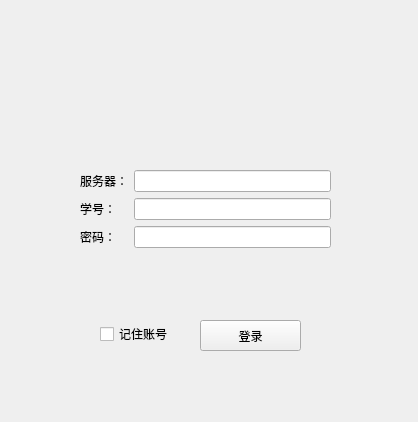
Old version of the form login.ui in the repository ZengKeKe1/ClassInfoCenter.
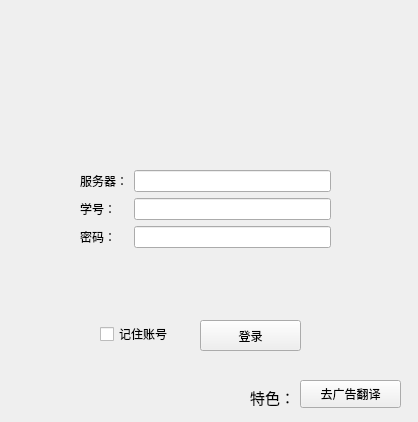
New version of the form. Icons and pictures are not drawn.

Commit message:
翻译功能补充
该修改来自曾育林

```diff
--- a/login.ui
+++ b/login.ui
@@ -116,6 +116,32 @@
     <string>记住账号</string>
    </property>
   </widget>
+  <widget class="QPushButton" name="pushButton">
+   <property name="geometry">
+    <rect>
+     <x>300</x>
+     <y>380</y>
+     <width>101</width>
+     <height>28</height>
+    </rect>
+   </property>
+   <property name="text">
+    <string>去广告翻译</string>
+   </property>
+  </widget>
+  <widget class="QLabel" name="label">
+   <property name="geometry">
+    <rect>
+     <x>250</x>
+     <y>386</y>
+     <width>41</width>
+     <height>21</height>
+    </rect>
+   </property>
+   <property name="text">
+    <string>&lt;html&gt;&lt;head/&gt;&lt;body&gt;&lt;p&gt;&lt;span style=&quot; font-size:11pt;&quot;&gt;特色：&lt;/span&gt;&lt;/p&gt;&lt;/body&gt;&lt;/html&gt;</string>
+   </property>
+  </widget>
  </widget>
  <resources/>
  <connections/>
```
Left out of the diff: 3 changed lines with no effect on the pictures. The commit also changes 11 other files.
